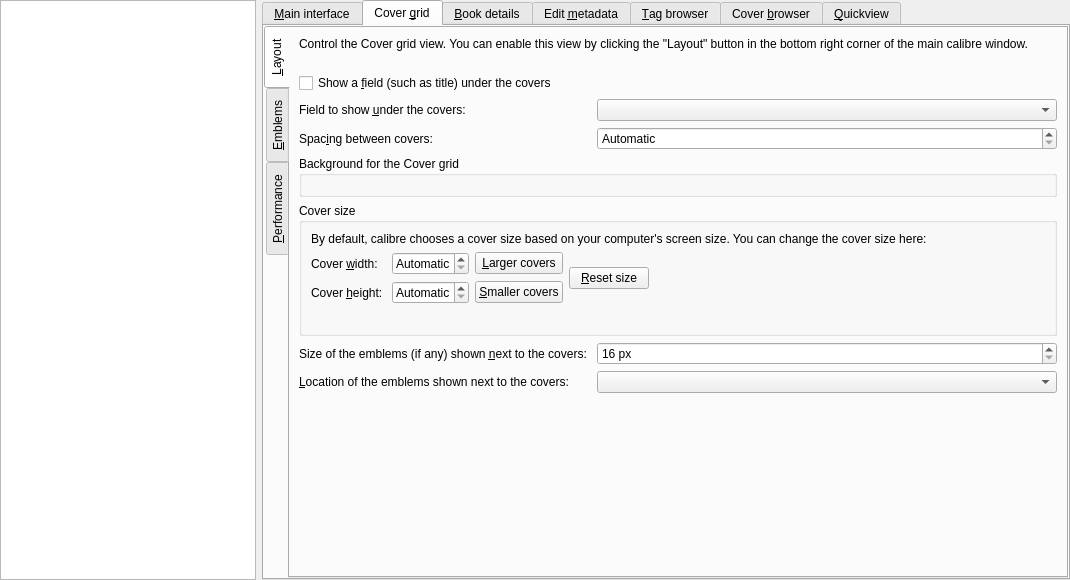
Before: the Qt Designer form src/calibre/gui2/preferences/look_feel.ui in kovidgoyal/calibre, drawn with Qt 5.
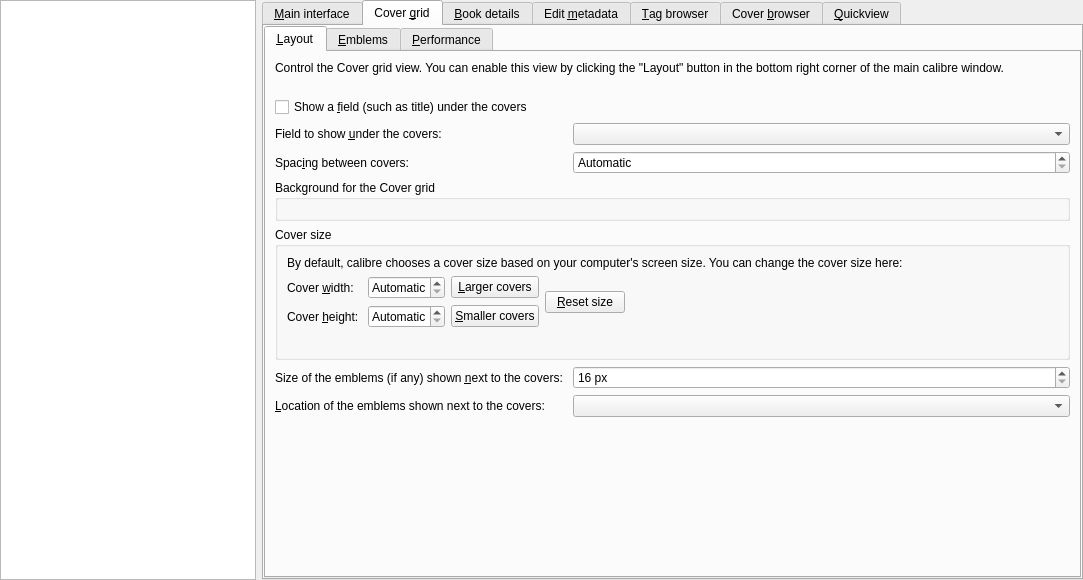
After: the same form once the commit is applied. The open tabs and pages were chosen to show the change. Icons and pictures are not drawn. Custom widgets are drawn as their Qt base class.

Commit message: Move tabs for cover grid widget to top

Patch:
```diff
--- a/src/calibre/gui2/preferences/look_feel.ui
+++ b/src/calibre/gui2/preferences/look_feel.ui
@@ -6,7 +6,7 @@
    <rect>
     <x>0</x>
     <y>0</y>
-    <width>897</width>
+    <width>1083</width>
     <height>580</height>
    </rect>
   </property>
@@ -323,9 +323,6 @@
       </layout>
      </widget>
      <widget class="QTabWidget" name="cover_grid_tab">
-      <property name="tabPosition">
-       <enum>QTabWidget::West</enum>
-      </property>
       <property name="currentIndex">
        <number>0</number>
       </property>
```
